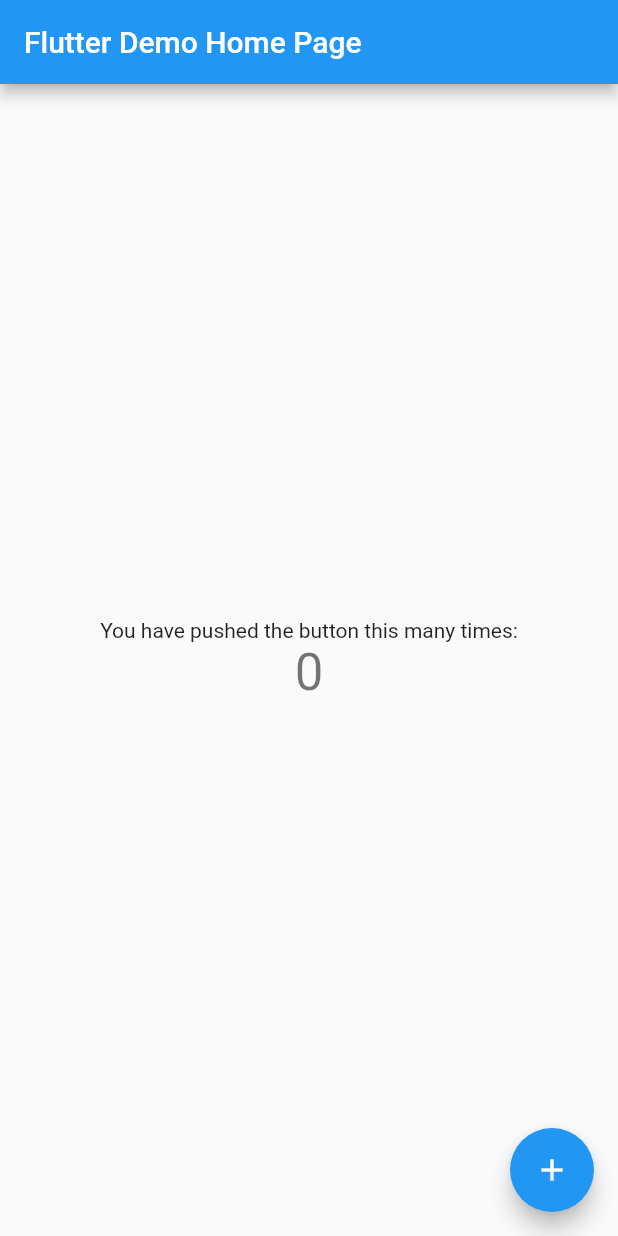
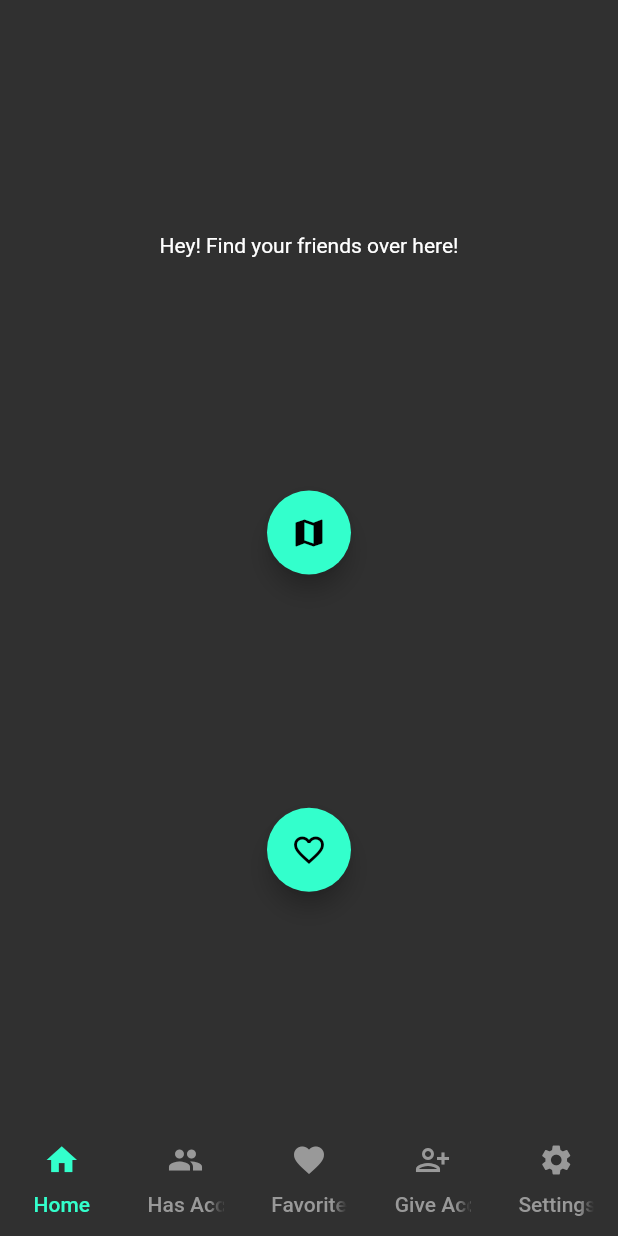
Before and after one commit to A-N-uraag/Project-Locus, a Flutter app: the screen it shows after launch, on a phone screen of 412 x 824 dp. Run offline on Flutter 3.47's test engine with Material 2 defaults, Android fonts, the phone set to English and light mode, and no system bars; our stand-ins replace sqflite; accounts and stored records are empty.

Commit message:
Basic UI done

```diff
--- a/lib/main.dart
+++ b/lib/main.dart
@@ -1,117 +1,58 @@
+import 'package:ProjectLocus/profile.dart';
+import 'package:ProjectLocus/utils/homepage.dart';
+import 'package:ProjectLocus/utils/namecard.dart';
 import 'package:flutter/material.dart';
 
 void main() {
-  runApp(MyApp());
+  runApp(Locus());
 }
 
-class MyApp extends StatelessWidget {
-  // This widget is the root of your application.
+class Locus extends StatelessWidget {
   @override
   Widget build(BuildContext context) {
     return MaterialApp(
-      title: 'Flutter Demo',
+      title: 'Project Locus',
       theme: ThemeData(
-        // This is the theme of your application.
-        //
-        // Try running your application with "flutter run". You'll see the
-        // application has a blue toolbar. Then, without quitting the app, try
-        // changing the primarySwatch below to Colors.green and then invoke
-        // "hot reload" (press "r" in the console where you ran "flutter run",
-        // or simply save your changes to "hot reload" in a Flutter IDE).
-        // Notice that the counter didn't reset back to zero; the application
-        // is not restarted.
-        primarySwatch: Colors.blue,
-        // This makes the visual density adapt to the platform that you run
-        // the app on. For desktop platforms, the controls will be smaller and
-        // closer together (more dense) than on mobile platforms.
-        visualDensity: VisualDensity.adaptivePlatformDensity,
+        primaryColor: Colors.black,
       ),
-      home: MyHomePage(title: 'Flutter Demo Home Page'),
+      home: LocusNavTabs(),
     );
   }
 }
-
-class MyHomePage extends StatefulWidget {
-  MyHomePage({Key key, this.title}) : super(key: key);
-
-  // This widget is the home page of your application. It is stateful, meaning
-  // that it has a State object (defined below) that contains fields that affect
-  // how it looks.
-
-  // This class is the configuration for the state. It holds the values (in this
-  // case the title) provided by the parent (in this case the App widget) and
-  // used by the build method of the State. Fields in a Widget subclass are
-  // always marked "final".
-
-  final String title;
-
-  @override
-  _MyHomePageState createState() => _MyHomePageState();
-}
-
-class _MyHomePageState extends State<MyHomePage> {
-  int _counter = 0;
-
-  void _incrementCounter() {
-    setState(() {
-      // This call to setState tells the Flutter framework that something has
-      // changed in this State, which causes it to rerun the build method below
-      // so that the display can reflect the updated values. If we changed
-      // _counter without calling setState(), then the build method would not be
-      // called again, and so nothing would appear to happen.
-      _counter++;
-    });
-  }
+class LocusNavTabs extends StatelessWidget {
 
   @override
   Widget build(BuildContext context) {
-    // This method is rerun every time setState is called, for instance as done
-    // by the _incrementCounter method above.
-    //
-    // The Flutter framework has been optimized to make rerunning build methods
-    // fast, so that you can just rebuild anything that needs updating rather
-    // than having to individually change instances of widgets.
-    return Scaffold(
-      appBar: AppBar(
-        // Here we take the value from the MyHomePage object that was created by
-        // the App.build method, and use it to set our appbar title.
-        title: Text(widget.title),
-      ),
-      body: Center(
-        // Center is a layout widget. It takes a single child and positions it
-        // in the middle of the parent.
-        child: Column(
-          // Column is also a layout widget. It takes a list of children and
-          // arranges them vertically. By default, it sizes itself to fit its
-          // children horizontally, and tries to be as tall as its parent.
-          //
-          // Invoke "debug painting" (press "p" in the console, choose the
-          // "Toggle Debug Paint" action from the Flutter Inspector in Android
-          // Studio, or the "Toggle Debug Paint" command in Visual Studio Code)
-          // to see the wireframe for each widget.
-          //
-          // Column has various properties to control how it sizes itself and
-          // how it positions its children. Here we use mainAxisAlignment to
-          // center the children vertically; the main axis here is the vertical
-          // axis because Columns are vertical (the cross axis would be
-          // horizontal).
-          mainAxisAlignment: MainAxisAlignment.center,
-          children: <Widget>[
-            Text(
-              'You have pushed the button this many times:',
-            ),
-            Text(
-              '$_counter',
-              style: Theme.of(context).textTheme.headline4,
-            ),
-          ],
+    return DefaultTabController(
+        length: 5,
+        child: Theme(
+          data: ThemeData(
+            brightness: Brightness.dark
+          ),
+          child: Scaffold(
+          bottomNavigationBar: TabBar(
+            tabs: [
+                Tab(icon: Icon(Icons.home,), text: "Home",),
+                Tab(icon: Icon(Icons.people), text: "Has Access"),
+                Tab(icon: Icon(Icons.favorite), text: "Favorites"),
+                Tab(icon: Icon(Icons.person_add_alt), text: "Give Access"),
+                Tab(icon: Icon(Icons.settings), text: "Settings"),
+              ],
+            unselectedLabelColor: Color(0xff999999),
+            labelColor: Color(0xff33ffcc),
+            indicatorColor: Colors.transparent
+          ),
+          body: TabBarView(
+            children: [
+              HomePage(),
+              Center( child: Text("Has Access"),),
+              Center( child: Text("Favorites")),
+              Center( child: Text("Give Access")),
+              ProfileView()
+            ],
+          ),
         ),
-      ),
-      floatingActionButton: FloatingActionButton(
-        onPressed: _incrementCounter,
-        tooltip: 'Increment',
-        child: Icon(Icons.add),
-      ), // This trailing comma makes auto-formatting nicer for build methods.
-    );
+        )
+      );
   }
 }
--- /dev/null
+++ b/lib/utils/homepage.dart
@@ -0,0 +1,43 @@
+import 'package:flutter/material.dart';
+
+class HomePage extends StatelessWidget {
+  @override
+  Widget build(BuildContext context) {
+    return MaterialApp(
+      theme: ThemeData(primaryColor: Colors.black, brightness: Brightness.dark),
+      home: HomeView(),
+    );
+  }
+}
+
+class HomeView extends StatelessWidget {
+  @override
+  Widget build(BuildContext context) {
+    return new Material(
+        child: Container(
+            // color: Colors.red,
+            child: Center(
+              child: Column(
+                mainAxisAlignment: MainAxisAlignment.spaceEvenly,
+            children:
+                <Widget>[Text("Hey! Find your friends over here!",),
+                  FloatingActionButton(
+                  child: Icon(Icons.map),
+                  backgroundColor: Color(0xff33ffcc),
+                  onPressed: (){
+                    print('You tapped on FloatingActionButton');
+                  },
+                  ),
+                  FloatingActionButton(
+                  child: Icon(Icons.favorite_outline_sharp),
+                  backgroundColor: Color(0xff33ffcc),
+                  onPressed: (){
+                    print('You tapped on FloatingActionButton');
+                  },
+                  ),]
+                )
+            )
+        )
+    );
+  }
+}
```
Also changed, not shown: lib/profile.dart (added, +44 -0 lines), lib/utils/namecard.dart (added, +43 -0 lines), pubspec.lock, 7 other files.
